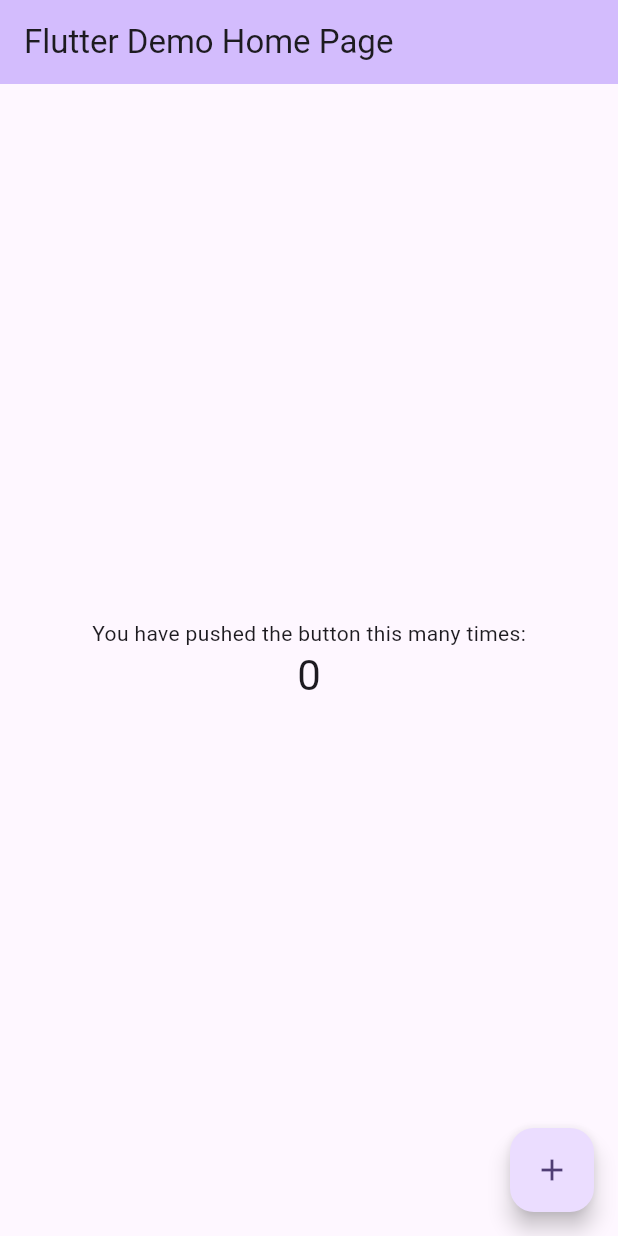
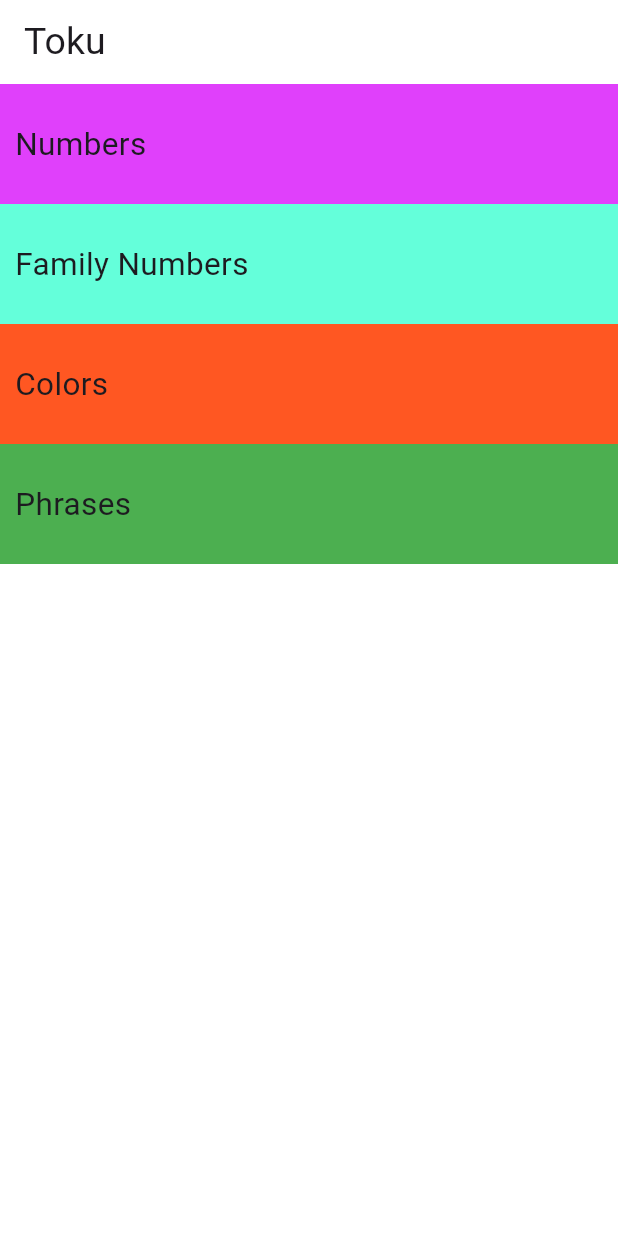
Before and after one commit to abdalaleemahmed2962009-creator/language_App, a Flutter app: the screen it shows after launch, on a phone screen of 412 x 824 dp. Run offline on Flutter 3.47's test engine with Material 3 defaults, Android fonts, the phone set to English and light mode, and no system bars.

Commit message:
Update main.dart

```diff
--- a/lib/main.dart
+++ b/lib/main.dart
@@ -1,122 +1,19 @@
+import 'package:app4/view/homepage.dart';
+import 'package:flutter/cupertino.dart';
 import 'package:flutter/material.dart';
 
-void main() {
-  runApp(const MyApp());
+void main(){
+  runApp(LanguageApp());
 }
+class LanguageApp extends StatelessWidget {
+  const LanguageApp({super.key});
 
-class MyApp extends StatelessWidget {
-  const MyApp({super.key});
-
-  // This widget is the root of your application.
   @override
   Widget build(BuildContext context) {
     return MaterialApp(
-      title: 'Flutter Demo',
-      theme: ThemeData(
-        // This is the theme of your application.
-        //
-        // TRY THIS: Try running your application with "flutter run". You'll see
-        // the application has a purple toolbar. Then, without quitting the app,
-        // try changing the seedColor in the colorScheme below to Colors.green
-        // and then invoke "hot reload" (save your changes or press the "hot
-        // reload" button in a Flutter-supported IDE, or press "r" if you used
-        // the command line to start the app).
-        //
-        // Notice that the counter didn't reset back to zero; the application
-        // state is not lost during the reload. To reset the state, use hot
-        // restart instead.
-        //
-        // This works for code too, not just values: Most code changes can be
-        // tested with just a hot reload.
-        colorScheme: .fromSeed(seedColor: Colors.deepPurple),
-      ),
-      home: const MyHomePage(title: 'Flutter Demo Home Page'),
+      debugShowCheckedModeBanner: false ,
+      title: "Language ",
+      home: Homepage(),
     );
   }
 }
-
-class MyHomePage extends StatefulWidget {
-  const MyHomePage({super.key, required this.title});
-
-  // This widget is the home page of your application. It is stateful, meaning
-  // that it has a State object (defined below) that contains fields that affect
-  // how it looks.
-
-  // This class is the configuration for the state. It holds the values (in this
-  // case the title) provided by the parent (in this case the App widget) and
-  // used by the build method of the State. Fields in a Widget subclass are
-  // always marked "final".
-
-  final String title;
-
-  @override
-  State<MyHomePage> createState() => _MyHomePageState();
-}
-
-class _MyHomePageState extends State<MyHomePage> {
-  int _counter = 0;
-
-  void _incrementCounter() {
-    setState(() {
-      // This call to setState tells the Flutter framework that something has
-      // changed in this State, which causes it to rerun the build method below
-      // so that the display can reflect the updated values. If we changed
-      // _counter without calling setState(), then the build method would not be
-      // called again, and so nothing would appear to happen.
-      _counter++;
-    });
-  }
-
-  @override
-  Widget build(BuildContext context) {
-    // This method is rerun every time setState is called, for instance as done
-    // by the _incrementCounter method above.
-    //
-    // The Flutter framework has been optimized to make rerunning build methods
-    // fast, so that you can just rebuild anything that needs updating rather
-    // than having to individually change instances of widgets.
-    return Scaffold(
-      appBar: AppBar(
-        // TRY THIS: Try changing the color here to a specific color (to
-        // Colors.amber, perhaps?) and trigger a hot reload to see the AppBar
-        // change color while the other colors stay the same.
-        backgroundColor: Theme.of(context).colorScheme.inversePrimary,
-        // Here we take the value from the MyHomePage object that was created by
-        // the App.build method, and use it to set our appbar title.
-        title: Text(widget.title),
-      ),
-      body: Center(
-        // Center is a layout widget. It takes a single child and positions it
-        // in the middle of the parent.
-        child: Column(
-          // Column is also a layout widget. It takes a list of children and
-          // arranges them vertically. By default, it sizes itself to fit its
-          // children horizontally, and tries to be as tall as its parent.
-          //
-          // Column has various properties to control how it sizes itself and
-          // how it positions its children. Here we use mainAxisAlignment to
-          // center the children vertically; the main axis here is the vertical
-          // axis because Columns are vertical (the cross axis would be
-          // horizontal).
-          //
-          // TRY THIS: Invoke "debug painting" (choose the "Toggle Debug Paint"
-          // action in the IDE, or press "p" in the console), to see the
-          // wireframe for each widget.
-          mainAxisAlignment: .center,
-          children: [
-            const Text('You have pushed the button this many times:'),
-            Text(
-              '$_counter',
-              style: Theme.of(context).textTheme.headlineMedium,
-            ),
-          ],
-        ),
-      ),
-      floatingActionButton: FloatingActionButton(
-        onPressed: _incrementCounter,
-        tooltip: 'Increment',
-        child: const Icon(Icons.add),
-      ),
-    );
-  }
-}
--- /dev/null
+++ b/lib/view/homepage.dart
@@ -0,0 +1,23 @@
+import 'package:flutter/material.dart';
+
+import '../widget/Countainer_Home.dart';
+
+class Homepage extends StatelessWidget {
+  const Homepage({super.key});
+
+  @override
+  Widget build(BuildContext context) {
+    return Scaffold(
+      appBar: AppBar(backgroundColor: Colors.white30, title: Text("Toku",style: TextStyle(fontSize: 25),)),
+      backgroundColor: Colors.white30,
+      body: Column(
+        children: [
+          CountainerHome(text: 'Numbers', color: Colors.purpleAccent),
+          CountainerHome(text: 'Family Numbers', color: Colors.tealAccent,),
+          CountainerHome(text: 'Colors', color: Colors.deepOrange,),
+          CountainerHome(text: 'Phrases', color: Colors.green,),
+        ],
+      ),
+    );
+  }
+}
--- /dev/null
+++ b/lib/widget/Countainer_Home.dart
@@ -0,0 +1,20 @@
+import 'package:flutter/material.dart';
+class  CountainerHome extends StatelessWidget {
+    CountainerHome({super.key, required this.text, required this.color});
+  final String text;
+  final Color color;
+
+  @override
+  Widget build(BuildContext context) {
+    return Container(
+      alignment: Alignment.centerLeft,
+      child:  Padding(
+        padding: const EdgeInsets.only(left:10),
+        child: Text(text,style: TextStyle(fontSize: 21),),
+      ),
+      color:color,
+      height: 80,
+      width: double.infinity,
+    );
+  }
+}
```
Also changed, not shown: 2 other files.
